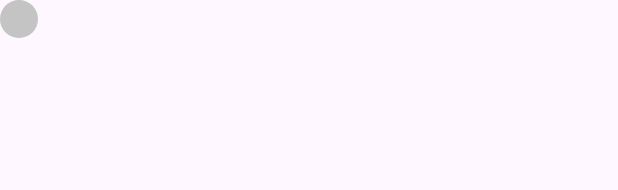
After one commit to Shomika994/WorkoutApp, an Android app: the layout item_exercise_position.xml on its own in the app's theme, with its tools: preview values and no code run, on a phone screen of 412 x 824 dp. The commit adds this screen. Shown: the top 190 px of the screen. Run offline under Robolectric (Android 15) with nearby library versions, the phone set to English and light mode, and no system bars.

Commit message:
adding horizontal display of exercise position

```diff
--- /dev/null
+++ b/app/src/main/res/drawable/item_drawable.xml
@@ -0,0 +1,5 @@
+<?xml version="1.0" encoding="utf-8"?>
+<shape xmlns:android="http://schemas.android.com/apk/res/android"
+    android:shape="oval">
+    <solid android:color="#c4c4c4"/>
+</shape>
--- a/app/src/main/res/layout/activity_main.xml
+++ b/app/src/main/res/layout/activity_main.xml
@@ -10,7 +10,7 @@
     <ImageView
         android:id="@+id/image_view"
         android:layout_width="match_parent"
-        android:layout_height="220dp"
+        android:layout_height="300dp"
         app:layout_constraintBottom_toTopOf="@+id/frame_layout"
         android:src="@drawable/minutes_workout_image"
         android:scaleType="fitXY"
@@ -25,6 +25,7 @@
        app:layout_constraintRight_toRightOf="parent"
        app:layout_constraintTop_toBottomOf="@+id/image_view"
        android:background="@drawable/border_ripple_background"
+       android:layout_marginTop="125dp"
        >
 
     <TextView
--- /dev/null
+++ b/app/src/main/res/layout/item_exercise_position.xml
@@ -0,0 +1,10 @@
+<?xml version="1.0" encoding="utf-8"?>
+<TextView xmlns:android="http://schemas.android.com/apk/res/android"
+    android:id="@+id/exercise_item"
+    android:textColor="@color/black"
+    android:layout_width="25dp"
+    android:layout_height="25dp"
+    android:background="@drawable/item_drawable"
+    android:textStyle="bold"
+    android:textSize="16sp"
+    android:gravity="center"/>
```
Also changed, not shown: app/src/main/java/com/example/workoutapp/ExerciseActivity.kt (+16 -5 lines), app/src/main/java/com/example/workoutapp/ExerciseModel.kt (+7 -48 lines), app/src/main/java/com/example/workoutapp/ExerciseStatusAdapter.kt (added, +27 -0 lines), app/src/main/res/layout/activity_exercise.xml (+10 -1 lines), 1 other file.
